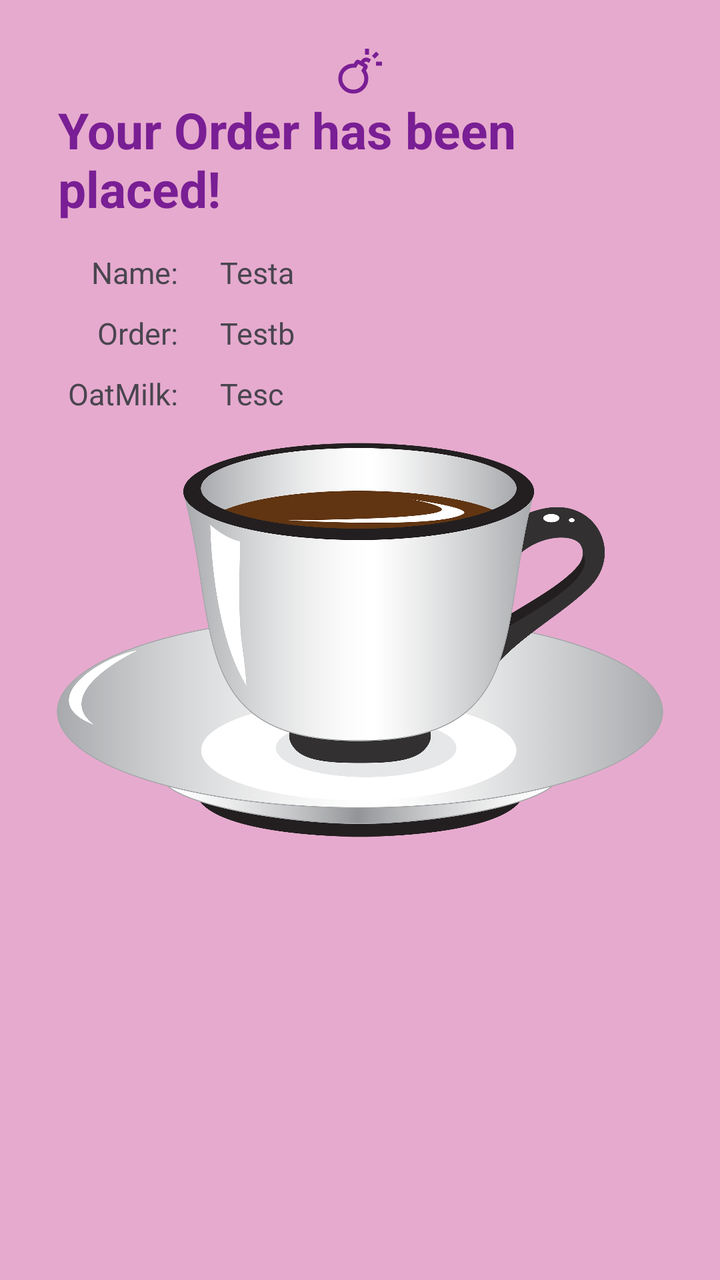
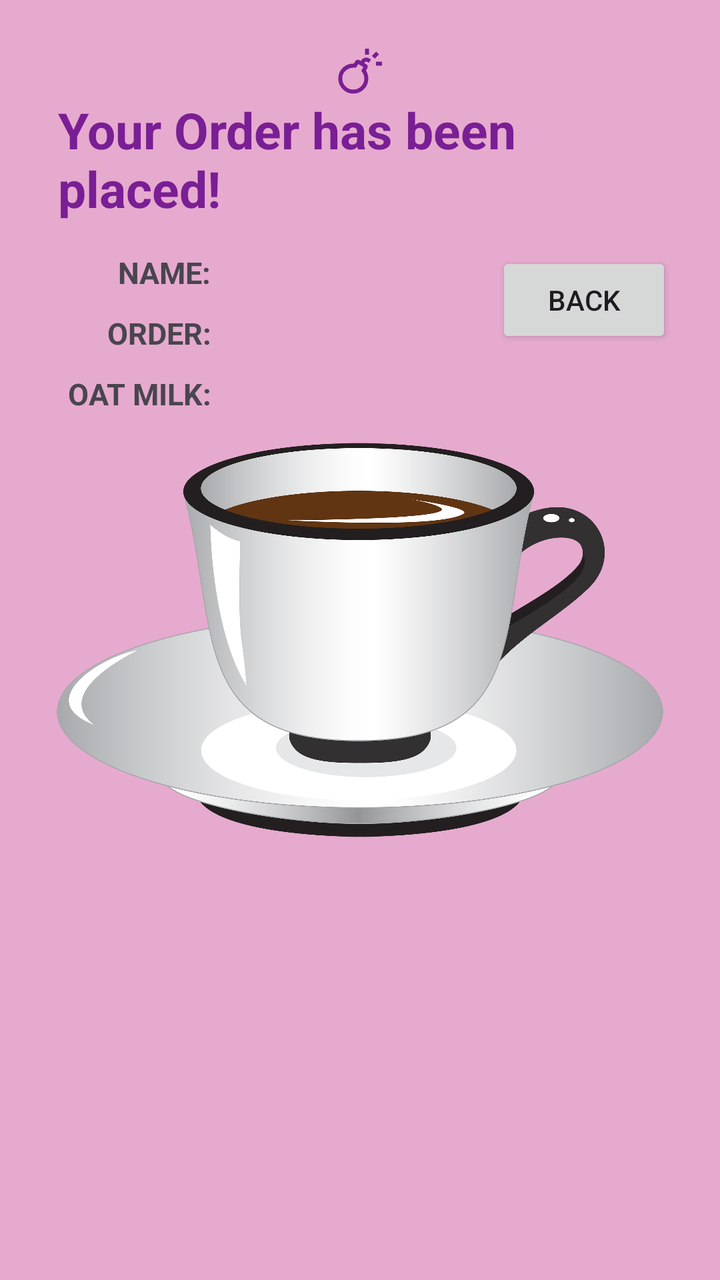

Two renders of the same Android screen: before a commit and after it. Below are the layout's source before the change and the commit's diff.
<!-- AndroidManifest.xml: application theme Theme.Midterm.BombDotCoffee -->
<!-- res/layout/activity_order.xml -->
<?xml version="1.0" encoding="utf-8"?>
<RelativeLayout xmlns:android="http://schemas.android.com/apk/res/android"
    xmlns:app="http://schemas.android.com/apk/res-auto"
    xmlns:tools="http://schemas.android.com/tools"
    android:id="@+id/main"
    android:layout_width="match_parent"
    android:layout_height="match_parent"
    tools:context=".OrderActivity"
    android:background="?attr/colorSurface"
    android:padding="24dp">
    <ImageView
        android:id="@+id/Logo"
        android:layout_width="wrap_content"
        android:layout_height="wrap_content"
        android:layout_centerHorizontal="true"
        android:src="@drawable/bomb_logo"
        app:tint="?attr/colorPrimary"
        android:contentDescription="A cartoon Bomb stencil"/>
    <TextView
        android:id="@+id/orderTitle"
        android:layout_width="wrap_content"
        android:layout_height="wrap_content"
        android:layout_below="@id/Logo"
        android:layout_centerHorizontal="true"
        android:text="Your Order has been placed!"
        android:paddingLeft="5dp"
        style="@style/Title"/>
    <TextView
        android:id="@+id/nameTag"
        android:layout_width="wrap_content"
        android:layout_height="wrap_content"
        android:layout_below="@id/orderTitle"
        android:layout_alignEnd="@id/oatTag"
        android:text="Name:   "
        android:paddingLeft="10dp"
        style="@style/OrderReturn"/>
    <TextView
        android:id="@+id/nameText"
        android:layout_width="wrap_content"
        android:layout_height="wrap_content"
        android:layout_toRightOf="@id/nameTag"
        android:layout_below="@id/orderTitle"
        android:text="Testa"
        android:paddingLeft="10dp"
        style="@style/OrderReturn"/>
    <TextView
        android:id="@+id/orderTag"
        android:layout_width="wrap_content"
        android:layout_height="wrap_content"
        android:layout_below="@id/nameTag"
        android:layout_alignEnd="@id/oatTag"
        android:text="Order:   "
        android:paddingLeft="10dp"
        style="@style/OrderReturn"/>
    <TextView
        android:id="@+id/orderText"
        android:layout_width="wrap_content"
        android:layout_height="wrap_content"
        android:layout_toRightOf="@id/orderTag"
        android:layout_below="@id/nameText"
        android:text="Testb"
        android:paddingLeft="10dp"
        style="@style/OrderReturn"/>
    <TextView
        android:id="@+id/oatTag"
        android:layout_width="wrap_content"
        android:layout_height="wrap_content"
        android:layout_below="@id/orderTag"
        android:text="OatMilk:   "
        android:paddingLeft="10dp"
        style="@style/OrderReturn"/>
    <TextView
        android:id="@+id/oatText"
        android:layout_width="wrap_content"
        android:layout_height="wrap_content"
        android:layout_toRightOf="@id/oatTag"
        android:layout_below="@id/orderText"
        android:paddingLeft="10dp"
        android:text="Tesc"
        style="@style/OrderReturn"/>
    <ImageView
        android:layout_width="wrap_content"
        android:layout_height="wrap_content"
        android:layout_alignParentBottom="true"
        android:src="@drawable/cofee_cup"
        android:contentDescription="A black and white Coffee Cup"/>
</RelativeLayout>
<!-- resources referenced by this layout -->
<resources>
  <!-- drawable bomb_logo (drawable) -->
  <vector xmlns:android="http://schemas.android.com/apk/res/android" android:height="24dp" android:tint="#000000" android:viewportHeight="960" android:viewportWidth="960" android:width="24dp">
        
      <path android:fillColor="@android:color/white" android:pathData="M346,912Q221,912 133.5,823.5Q46,735 46,610Q46,485 132.5,398.5Q219,312 344,312Q347,312 350.5,312Q354,312 357,312L384,265Q396,243 420,236.5Q444,230 466,243L496,260L501,252Q524,209 573,196Q622,183 665,208L700,228L660,297L625,277Q611,269 594.5,273.5Q578,278 570,292L565,300L605,323Q626,335 632.5,359Q639,383 627,404L600,452Q623,488 634.5,528.5Q646,569 646,612Q646,737 558.5,824.5Q471,912 346,912ZM346,832Q437,832 501.5,767.5Q566,703 566,612Q566,581 557.5,551Q549,521 532,494L506,453L548,381Q548,381 548,381Q548,381 548,381L444,321Q444,321 444,321Q444,321 444,321L402,393L358,393Q264,393 194.5,453Q125,513 125,610Q125,702 189.5,767Q254,832 346,832ZM800,352L800,272L920,272L920,352L800,352ZM580,132L580,12L660,12L660,132L580,132ZM775,213L719,157L804,72L860,128L775,213ZM346,612Q346,612 346,612Q346,612 346,612Q346,612 346,612Q346,612 346,612L346,612L346,612Q346,612 346,612Q346,612 346,612L346,612Q346,612 346,612Q346,612 346,612L346,612L346,612Q346,612 346,612Q346,612 346,612Q346,612 346,612Q346,612 346,612Z"/>
      
  </vector>
  <!-- drawable cofee_cup: png bitmap (drawable, 391630 bytes) -->
  <style name="OrderReturn">
          <item name="android:textSize">15sp</item>
          <item name="android:paddingBottom">10dp</item>
      </style>
  <style name="Title">
          <item name="android:textSize">25sp</item>
          <item name="android:textStyle">bold</item>
          <item name="android:paddingBottom">15dp</item>
          <item name="android:textColor">?attr/colorPrimary</item>
      </style>
  <style name="Theme.Midterm.BombDotCoffee" parent="Theme.Midterm">
          <item name="colorPrimary">@color/Purple</item>
          <item name="colorSecondary">@color/Blue</item>
          <item name="colorSurface">@color/Lavender</item>
      </style>
  <style name="Theme.Midterm" parent="Base.Theme.Midterm" />
  <color name="Purple">#791E94</color>
  <color name="Blue">#41D3BD</color>
  <color name="Lavender">#E6AACE</color>
  <style name="Base.Theme.Midterm" parent="Theme.Material3.DayNight.NoActionBar">
          
          
      </style>
</resources>

<!-- the commit's change to res/layout/activity_order.xml (unified diff, before → after) -->
@@ -8,6 +8,7 @@
     tools:context=".OrderActivity"
     android:background="?attr/colorSurface"
     android:padding="24dp">
+
     <ImageView
         android:id="@+id/Logo"
         android:layout_width="wrap_content"
@@ -16,6 +17,7 @@
         android:src="@drawable/bomb_logo"
         app:tint="?attr/colorPrimary"
         android:contentDescription="A cartoon Bomb stencil"/>
+
     <TextView
         android:id="@+id/orderTitle"
         android:layout_width="wrap_content"
@@ -25,6 +27,7 @@
         android:text="Your Order has been placed!"
         android:paddingLeft="5dp"
         style="@style/Title"/>
+
     <TextView
         android:id="@+id/nameTag"
         android:layout_width="wrap_content"
@@ -34,15 +37,17 @@
         android:text="Name:   "
         android:paddingLeft="10dp"
         style="@style/OrderReturn"/>
+
     <TextView
         android:id="@+id/nameText"
         android:layout_width="wrap_content"
         android:layout_height="wrap_content"
         android:layout_toRightOf="@id/nameTag"
         android:layout_below="@id/orderTitle"
-        android:text="Testa"
+        android:text=""
         android:paddingLeft="10dp"
         style="@style/OrderReturn"/>
+
     <TextView
         android:id="@+id/orderTag"
         android:layout_width="wrap_content"
@@ -52,23 +57,26 @@
         android:text="Order:   "
         android:paddingLeft="10dp"
         style="@style/OrderReturn"/>
+
     <TextView
         android:id="@+id/orderText"
         android:layout_width="wrap_content"
         android:layout_height="wrap_content"
         android:layout_toRightOf="@id/orderTag"
         android:layout_below="@id/nameText"
-        android:text="Testb"
+        android:text=""
         android:paddingLeft="10dp"
         style="@style/OrderReturn"/>
+
     <TextView
         android:id="@+id/oatTag"
         android:layout_width="wrap_content"
         android:layout_height="wrap_content"
         android:layout_below="@id/orderTag"
-        android:text="OatMilk:   "
+        android:text="Oat Milk:   "
         android:paddingLeft="10dp"
         style="@style/OrderReturn"/>
+
     <TextView
         android:id="@+id/oatText"
         android:layout_width="wrap_content"
@@ -76,12 +84,22 @@
         android:layout_toRightOf="@id/oatTag"
         android:layout_below="@id/orderText"
         android:paddingLeft="10dp"
-        android:text="Tesc"
+        android:text=""
         style="@style/OrderReturn"/>
+
     <ImageView
+        android:id="@+id/cupArt"
         android:layout_width="wrap_content"
         android:layout_height="wrap_content"
-        android:layout_alignParentBottom="true"
         android:src="@drawable/cofee_cup"
         android:contentDescription="A black and white Coffee Cup"/>
+
+    <Button
+        android:id="@+id/backButton"
+        android:layout_width="wrap_content"
+        android:layout_height="wrap_content"
+        android:layout_below="@id/orderTitle"
+        android:layout_alignParentRight="true"
+        android:text="Back"/>
+
 </RelativeLayout>
<!-- resource entries referenced after the edit -->
@@ -10,6 +10,8 @@
   <style name="OrderReturn">
           <item name="android:textSize">15sp</item>
           <item name="android:paddingBottom">10dp</item>
+          <item name="android:textStyle">bold</item>
+          <item name="textAllCaps">true</item>
       </style>
   <style name="Title">
           <item name="android:textSize">25sp</item>
